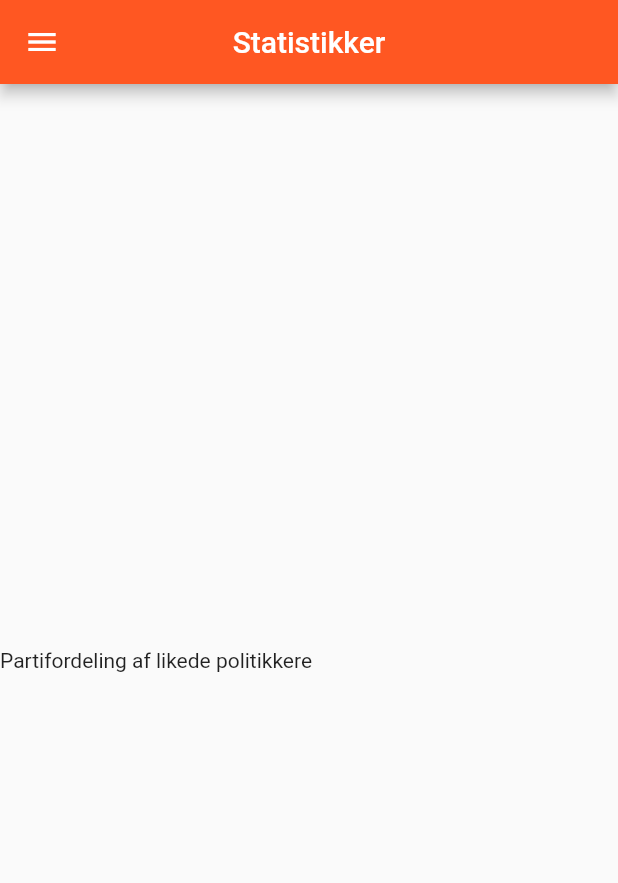
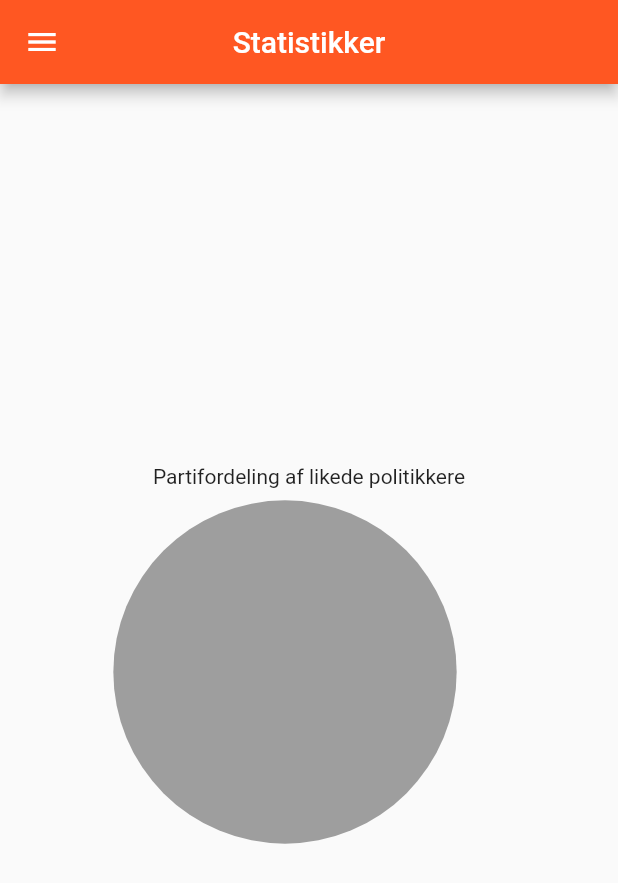
Before and after one commit to thorandresen/demo_tinder_app, a Flutter app: the StatisticsPage screen opened directly, in the side drawer, after a tap on "Statistik", on a phone screen of 412 x 824 dp. Shown: the top 883 px of the screen. Run offline on Flutter 3.47's test engine with Material 2 defaults, Android fonts, the phone set to English and light mode, and no system bars; drawn by our look-alikes of pie_chart; our stand-ins replace cloud_firestore, flip_card, percent_indicator, shared_preferences, webview_flutter; missing offline and left inert: fit_image, flutter_webview_plugin; accounts and stored records are empty; network calls fail.

```diff
--- a/demo_tinder_app/lib/statistics.dart
+++ b/demo_tinder_app/lib/statistics.dart
@@ -1,15 +1,19 @@
+import 'dart:async';
+import 'dart:io';
+
 import 'package:demo_tinder_app/drawermenu.dart';
-import 'package:demo_tinder_app/statsholder.dart';
+import 'package:demo_tinder_app/statsgenerator.dart';
 import 'package:flutter/cupertino.dart';
 import 'package:flutter/material.dart';
-import 'package:charts_flutter/flutter.dart';
+import 'package:pie_chart/pie_chart.dart';
 
 class StatisticsPage extends StatefulWidget {
   StatisticsPageState createState() => new StatisticsPageState();
 }
 
 class StatisticsPageState extends State<StatisticsPage> {
-  StatsHolder sh = new StatsHolder();
+  StatsGenerator sh = new StatsGenerator();
+
 
   @override
   Widget build(BuildContext context) {
@@ -18,12 +22,14 @@ class StatisticsPageState extends State<StatisticsPage> {
         centerTitle: true,
         title: Text('Statistikker'),
       ),
-      body: new Column(
+      body: new Row(
         mainAxisAlignment: MainAxisAlignment.center,
         children: <Widget>[
-          new Row(
+          new Column(
+            mainAxisAlignment: MainAxisAlignment.center,
             children: <Widget>[
               Text('Partifordeling af likede politikkere'),
+              chart(),
             ],
           )
         ],
@@ -31,4 +37,25 @@ class StatisticsPageState extends State<StatisticsPage> {
       drawer: DrawerMenu().drawerMenu(context),
     );
   }
+
+  Widget chart() {
+    Map<String, double> map = sh.statsMap;
+    print('MAP CONTAINS: ' + map.containsKey('Venstre').toString());
+
+    return PieChart(
+      dataMap: map,
+      legendFontColor: Colors.blueGrey[900],
+      legendFontSize: 14.0,
+      legendFontWeight: FontWeight.w500,
+      animationDuration: Duration(milliseconds: 800),
+      chartLegendSpacing: 32.0,
+      chartRadius: MediaQuery
+          .of(context)
+          .size
+          .width / 1.8,
+      showChartValuesInPercentage: false,
+      showChartValues: true,
+      chartValuesColor: Colors.blueGrey[900].withOpacity(0.9),
+    );
+  }
 }
--- a/demo_tinder_app/lib/statsholder.dart
+++ b/demo_tinder_app/lib/statsgenerator.dart
@@ -3,13 +3,13 @@ import 'dart:convert';
 import 'package:demo_tinder_app/newpolitician.dart';
 import 'package:shared_preferences/shared_preferences.dart';
 
-class StatsHolder {
+class StatsGenerator {
   List<String> _collectionList;
-  Map<String, int> _statsMap = new Map();
+  Map<String, double> _statsMap = new Map();
   NewPolitician np = new NewPolitician();
   SharedPreferences prefs;
 
-  StatsHolder() {
+  StatsGenerator() {
     _collectionList = np.collectionList;
     _generateStatsMap();
   }
@@ -19,7 +19,7 @@ class StatsHolder {
     // Get the shared preference.
     prefs = await SharedPreferences.getInstance();
     // Counter for liked politicians.
-    int counter = 0;
+    double counter = 0;
 
     // Find the collections to iterate over.
     for (int i = 0; i < _collectionList.length; i++) {
@@ -58,5 +58,8 @@ class StatsHolder {
         }
       }
     }
+    print('MAP DOES CONTAIN VENSTRE: ' + _statsMap.containsKey('Venstre').toString());
   }
+
+  Map<String, double> get statsMap => _statsMap;
 }
--- a/demo_tinder_app/pubspec.yaml
+++ b/demo_tinder_app/pubspec.yaml
@@ -32,7 +32,7 @@ dependencies:
   path_provider: ^0.5.0+1
   shared_preferences: ^0.5.2
   uuid: ^2.0.1
-  charts_flutter: ^0.6.0
+  pie_chart: ^0.8.0
 
 dev_dependencies:
   flutter_test:
```
Also changed, not shown: demo_tinder_app/pubspec.lock.
